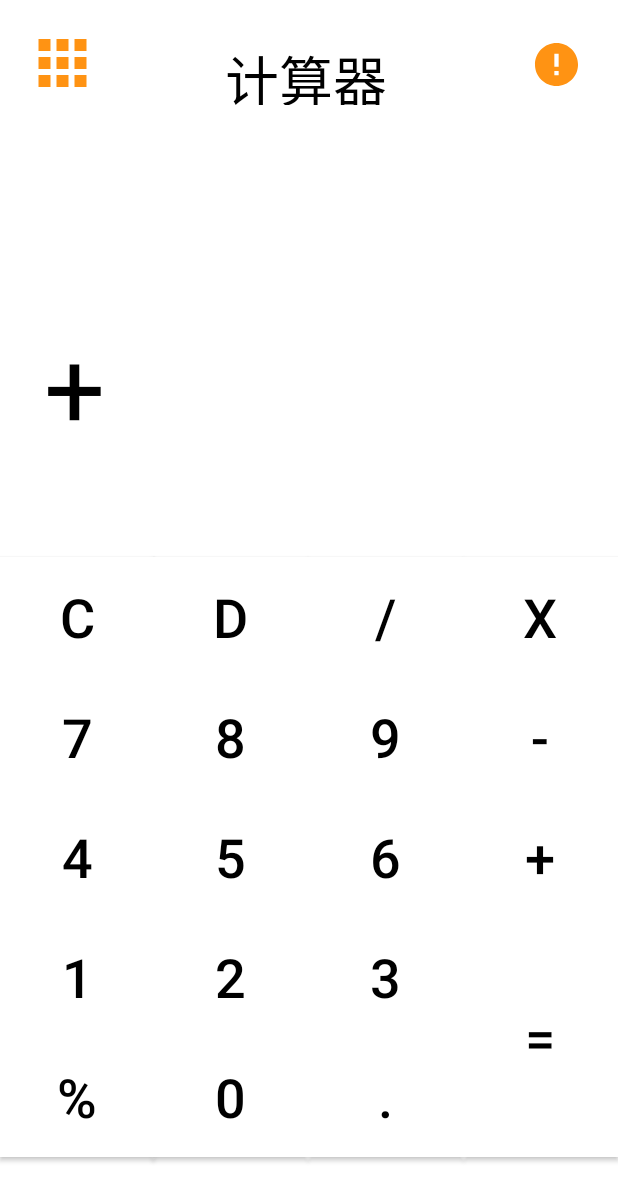
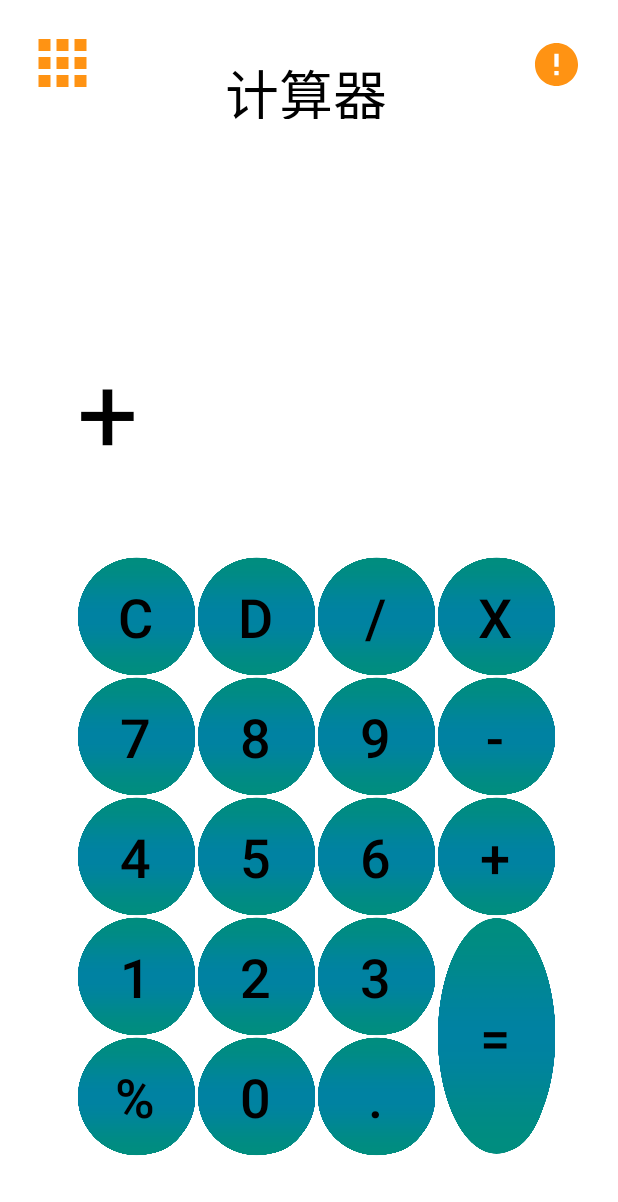
Before and after one commit to trueWangSyutung/A-simple-calculator-software, an Android app: the screen it shows after launch (MainActivity), on a phone screen of 412 x 824 dp. Shown: the top 1202 px of the screen. Run offline under Robolectric (Android 15) with nearby library versions, the phone set to English and light mode, and no system bars.

Commit message:
update 修改ui，增加震动反馈

```diff
--- a/build.gradle
+++ b/build.gradle
@@ -11,7 +11,7 @@ android {
         minSdkVersion 16
         targetSdkVersion 30
         versionCode 1
-        versionName "2.0.3"
+        versionName "2.0.4"
 
         testInstrumentationRunner "androidx.test.runner.AndroidJUnitRunner"
     }
--- a/src/main/java/com/example/myapplication/JinZhi.kt
+++ b/src/main/java/com/example/myapplication/JinZhi.kt
@@ -1,7 +1,9 @@
 package com.example.myapplication
 
+import android.app.Service
 import androidx.appcompat.app.AppCompatActivity
 import android.os.Bundle
+import android.os.Vibrator
 import android.text.Editable
 import android.text.TextWatcher
 import android.widget.Toast
@@ -14,7 +16,11 @@ class JinZhi : AppCompatActivity() {
     override fun onCreate(savedInstanceState: Bundle?) {
         super.onCreate(savedInstanceState)
         setContentView(R.layout.activity_jin_zhi)
+        val vibrator = getSystemService(Service.VIBRATOR_SERVICE) as Vibrator
+        val madas = longArrayOf(10,30)
         qingkong.setOnClickListener {
+            vibrator.vibrate(madas, -1)
+
             shijinzhi.setText("")
             bajinzhi.setText("")
             erjinzhi.setText("")
@@ -83,6 +89,8 @@ class JinZhi : AppCompatActivity() {
         })
 
         quren.setOnClickListener {
+            vibrator.vibrate(madas, -1)
+
             val bajinzhi1 = bajinzhi.text.toString()
             val erjinzhi1 = erjinzhi.text.toString()
             val shiliujinzhi1 =shiliujinzhi.text.toString()
--- a/src/main/java/com/example/myapplication/MainActivity.kt
+++ b/src/main/java/com/example/myapplication/MainActivity.kt
@@ -3,6 +3,7 @@ package com.example.myapplication
 import android.app.Service
 import android.content.Intent
 import android.content.res.Configuration
+import android.os.Build
 import android.os.Bundle
 import android.os.Vibrator
 import android.widget.Toast
@@ -14,6 +15,9 @@ class MainActivity : AppCompatActivity() {
     override fun onCreate(savedInstanceState: Bundle?) {
         super.onCreate(savedInstanceState)
         setContentView(R.layout.activity_main)
+        //当系统版本为4.4或者4.4以上时可以使用沉浸式状态栏
+
+
         var numxiao1=0.0
         var numxiao2=0.0
         var have_xiaoshudian=false
--- a/src/main/res/layout/activity_about.xml
+++ b/src/main/res/layout/activity_about.xml
@@ -4,6 +4,8 @@
     xmlns:tools="http://schemas.android.com/tools"
     android:layout_width="match_parent"
     android:background="@color/myColor"
+    android:fitsSystemWindows="true"
+    android:clipToPadding="true"
     android:layout_height="match_parent"
     tools:context="com.example.myapplication.About">
 
--- a/src/main/res/layout/activity_jin_zhi.xml
+++ b/src/main/res/layout/activity_jin_zhi.xml
@@ -4,6 +4,8 @@
     xmlns:tools="http://schemas.android.com/tools"
     android:layout_width="match_parent"
     android:layout_height="match_parent"
+    android:fitsSystemWindows="true"
+    android:clipToPadding="true"
     android:background="@color/myColor"
     tools:context="com.example.myapplication.JinZhi">
 
@@ -147,25 +149,25 @@
 
     <Button
         android:id="@+id/quren"
-        android:layout_width="108dp"
-        android:layout_height="59dp"
+        android:layout_width="80dp"
+        android:layout_height="80dp"
+        android:background="@mipmap/icon_button"
         android:text="转换"
+        android:textColor="@color/myWhite"
         app:layout_constraintBottom_toBottomOf="parent"
         app:layout_constraintEnd_toEndOf="parent"
-        app:layout_constraintHorizontal_bias="0.874"
-        android:background="@color/myColor"
-        android:textColor="@color/myWhite"
+        app:layout_constraintHorizontal_bias="0.851"
         app:layout_constraintStart_toStartOf="parent"
         app:layout_constraintTop_toTopOf="parent"
         app:layout_constraintVertical_bias="0.803" />
 
     <Button
         android:id="@+id/qingkong"
-        android:layout_width="107dp"
-        android:background="@color/myColor"
+        android:layout_width="80dp"
+        android:layout_height="80dp"
+        android:background="@mipmap/icon_button"
+        android:text="清空"
         android:textColor="@color/myWhite"
-        android:layout_height="58dp"
-        android:text="清空"
         app:layout_constraintBottom_toBottomOf="parent"
         app:layout_constraintEnd_toStartOf="@+id/quren"
         app:layout_constraintHorizontal_bias="0.81"
--- a/src/main/res/layout/activity_main.xml
+++ b/src/main/res/layout/activity_main.xml
@@ -6,30 +6,32 @@
     android:layout_width="match_parent"
     android:background="@color/myColor"
     android:layout_height="match_parent"
+    android:fitsSystemWindows="true"
+    android:clipToPadding="true"
     tools:context=".MainActivity">
 
     <Button
         android:id="@+id/numberx"
-        android:layout_width="103dp"
+        android:layout_width="80dp"
         android:layout_height="80dp"
-        android:background="@color/myColor"
+        android:background="@mipmap/icon_button"
+        android:text="X"
         android:textColor="@color/myWhite"
-        android:text="X"
 
         android:textSize="36sp"
         app:layout_constraintBottom_toBottomOf="parent"
         app:layout_constraintEnd_toEndOf="parent"
-        app:layout_constraintHorizontal_bias="1.0"
+        app:layout_constraintHorizontal_bias="0.873"
         app:layout_constraintStart_toStartOf="parent"
         app:layout_constraintTop_toTopOf="parent"
         app:layout_constraintVertical_bias="0.499" />
 
     <Button
         android:id="@+id/numberdian"
-        android:layout_width="103dp"
+        android:layout_width="80dp"
         android:layout_height="80dp"
+        android:background="@mipmap/icon_button"
         android:text="."
-        android:background="@color/myColor"
         android:textColor="@color/myWhite"
         android:textSize="36sp"
         app:layout_constraintBottom_toBottomOf="parent"
@@ -41,26 +43,26 @@
 
     <Button
         android:id="@+id/number1"
-        android:layout_width="103dp"
-        android:background="@color/myColor"
+        android:layout_width="80dp"
+        android:layout_height="80dp"
+        android:background="@mipmap/icon_button"
+        android:text="1"
         android:textColor="@color/myWhite"
-        android:layout_height="80dp"
-        android:text="1"
         android:textSize="36sp"
         app:layout_constraintBottom_toBottomOf="parent"
         app:layout_constraintEnd_toStartOf="@+id/number2"
-        app:layout_constraintHorizontal_bias="0.818"
+        app:layout_constraintHorizontal_bias="1.0"
         app:layout_constraintStart_toStartOf="parent"
         app:layout_constraintTop_toBottomOf="@+id/number4"
         app:layout_constraintVertical_bias="0.0" />
 
     <Button
         android:id="@+id/number3"
-        android:layout_width="103dp"
+        android:layout_width="80dp"
         android:layout_height="80dp"
-        android:background="@color/myColor"
+        android:background="@mipmap/icon_button"
+        android:text="3"
         android:textColor="@color/myWhite"
-        android:text="3"
         android:textSize="36sp"
         app:layout_constraintBottom_toBottomOf="parent"
         app:layout_constraintEnd_toStartOf="@+id/numberxdeng"
@@ -71,11 +73,11 @@
 
     <Button
         android:id="@+id/number0"
-        android:layout_width="103dp"
-        android:background="@color/myColor"
+        android:layout_width="80dp"
+        android:layout_height="80dp"
+        android:background="@mipmap/icon_button"
+        android:text="0"
         android:textColor="@color/myWhite"
-        android:layout_height="80dp"
-        android:text="0"
         android:textSize="36sp"
         app:layout_constraintBottom_toBottomOf="parent"
         app:layout_constraintEnd_toStartOf="@+id/numberdian"
@@ -86,11 +88,11 @@
 
     <Button
         android:id="@+id/number9"
-        android:layout_width="103dp"
-        android:background="@color/myColor"
+        android:layout_width="80dp"
+        android:layout_height="80dp"
+        android:background="@mipmap/icon_button"
+        android:text="9"
         android:textColor="@color/myWhite"
-        android:layout_height="80dp"
-        android:text="9"
         android:textSize="36sp"
         app:layout_constraintBottom_toBottomOf="parent"
         app:layout_constraintEnd_toStartOf="@+id/numberxJIAN"
@@ -102,10 +104,10 @@
 
     <Button
         android:id="@+id/number2"
-        android:layout_width="103dp"
+        android:layout_width="80dp"
         android:layout_height="80dp"
+        android:background="@mipmap/icon_button"
         android:text="2"
-        android:background="@color/myColor"
         android:textColor="@color/myWhite"
         android:textSize="36sp"
         app:layout_constraintBottom_toBottomOf="parent"
@@ -117,25 +119,25 @@
 
     <Button
         android:id="@+id/numberxJIAN"
-        android:layout_width="103dp"
-        android:background="@color/myColor"
+        android:layout_width="80dp"
+        android:layout_height="80dp"
+        android:background="@mipmap/icon_button"
+        android:text="-"
         android:textColor="@color/myWhite"
-        android:layout_height="80dp"
-        android:text="-"
         android:textSize="36sp"
         app:layout_constraintBottom_toBottomOf="parent"
         app:layout_constraintEnd_toEndOf="parent"
-        app:layout_constraintHorizontal_bias="1.0"
+        app:layout_constraintHorizontal_bias="0.873"
         app:layout_constraintStart_toStartOf="parent"
         app:layout_constraintTop_toBottomOf="@+id/numberx"
         app:layout_constraintVertical_bias="0.0" />
 
     <Button
         android:id="@+id/number6"
-        android:layout_width="103dp"
+        android:layout_width="80dp"
         android:layout_height="80dp"
+        android:background="@mipmap/icon_button"
         android:text="6"
-        android:background="@color/myColor"
         android:textColor="@color/myWhite"
         android:textSize="36sp"
         app:layout_constraintBottom_toBottomOf="parent"
@@ -147,10 +149,10 @@
 
     <Button
         android:id="@+id/number5"
-        android:layout_width="103dp"
+        android:layout_width="80dp"
         android:layout_height="80dp"
+        android:background="@mipmap/icon_button"
         android:text="5"
-        android:background="@color/myColor"
         android:textColor="@color/myWhite"
         android:textSize="36sp"
         app:layout_constraintBottom_toBottomOf="parent"
@@ -162,26 +164,26 @@
 
     <Button
         android:id="@+id/numberbaifen"
-        android:layout_width="103dp"
+        android:layout_width="80dp"
         android:layout_height="80dp"
-        android:background="@color/myColor"
+        android:background="@mipmap/icon_button"
+        android:text="%"
         android:textColor="@color/myWhite"
-        android:text="%"
         android:textSize="36sp"
         app:layout_constraintBottom_toBottomOf="parent"
         app:layout_constraintEnd_toStartOf="@+id/number0"
-        app:layout_constraintHorizontal_bias="0.818"
+        app:layout_constraintHorizontal_bias="1.0"
         app:layout_constraintStart_toStartOf="parent"
         app:layout_constraintTop_toBottomOf="@+id/number1"
         app:layout_constraintVertical_bias="0.0" />
 
     <Button
         android:id="@+id/numberdel"
-        android:layout_width="103dp"
+        android:layout_width="80dp"
         android:layout_height="80dp"
-        android:background="@color/myColor"
+        android:background="@mipmap/icon_button"
+        android:text="D"
         android:textColor="@color/myWhite"
-        android:text="D"
         android:textSize="36sp"
         app:layout_constraintBottom_toTopOf="@+id/number9"
         app:layout_constraintEnd_toStartOf="@+id/numberxchu"
@@ -192,57 +194,57 @@
 
     <Button
         android:id="@+id/numberc"
-        android:layout_width="103dp"
+        android:layout_width="80dp"
         android:layout_height="80dp"
-        android:background="@color/myColor"
+        android:background="@mipmap/icon_button"
         android:text="C"
         android:textColor="@color/myWhite"
         android:textSize="36sp"
         app:layout_constraintBottom_toTopOf="@+id/number8"
         app:layout_constraintEnd_toStartOf="@+id/numberdel"
 
-        app:layout_constraintHorizontal_bias="0.0"
+        app:layout_constraintHorizontal_bias="1.0"
         app:layout_constraintStart_toStartOf="parent"
         app:layout_constraintTop_toTopOf="parent"
         app:layout_constraintVertical_bias="1.0" />
 
     <Button
         android:id="@+id/numberxdeng"
-        android:layout_width="103dp"
+        android:layout_width="80dp"
         android:layout_height="160dp"
-        android:background="@color/myColor"
+        android:background="@mipmap/icon_button"
+        android:text="="
         android:textColor="@color/myWhite"
-        android:text="="
         android:textSize="36sp"
         app:layout_constraintBottom_toBottomOf="parent"
         app:layout_constraintEnd_toEndOf="parent"
-        app:layout_constraintHorizontal_bias="1.0"
+        app:layout_constraintHorizontal_bias="0.873"
         app:layout_constraintStart_toStartOf="parent"
         app:layout_constraintTop_toBottomOf="@+id/numberxJIA"
         app:layout_constraintVertical_bias="0.0" />
 
     <Button
         android:id="@+id/numberxJIA"
-        android:layout_width="103dp"
-        android:background="@color/myColor"
+        android:layout_width="80dp"
+        android:layout_height="80dp"
+        android:background="@mipmap/icon_button"
+        android:text="+"
         android:textColor="@color/myWhite"
-        android:layout_height="80dp"
-        android:text="+"
         android:textSize="36sp"
         app:layout_constraintBottom_toBottomOf="parent"
         app:layout_constraintEnd_toEndOf="parent"
-        app:layout_constraintHorizontal_bias="1.0"
+        app:layout_constraintHorizontal_bias="0.873"
         app:layout_constraintStart_toStartOf="parent"
         app:layout_constraintTop_toBottomOf="@+id/numberxJIAN"
         app:layout_constraintVertical_bias="0.0" />
 
     <Button
         android:id="@+id/number8"
-        android:layout_width="103dp"
-        android:background="@color/myColor"
+        android:layout_width="80dp"
+        android:layout_height="80dp"
+        android:background="@mipmap/icon_button"
+        android:text="8"
         android:textColor="@color/myWhite"
-        android:layout_height="80dp"
-        android:text="8"
         android:textSize="36sp"
         app:layout_constraintBottom_toBottomOf="parent"
         app:layout_constraintEnd_toStartOf="@+id/number9"
@@ -253,42 +255,42 @@
 
     <Button
         android:id="@+id/number4"
-        android:layout_width="103dp"
+        android:layout_width="80dp"
         android:layout_height="80dp"
+        android:background="@mipmap/icon_button"
         android:text="4"
-        android:background="@color/myColor"
         android:textColor="@color/myWhite"
         android:textSize="36sp"
         app:layout_constraintBottom_toBottomOf="parent"
         app:layout_constraintEnd_toStartOf="@+id/number5"
-        app:layout_constraintHorizontal_bias="0.818"
+        app:layout_constraintHorizontal_bias="1.0"
         app:layout_constraintStart_toStartOf="parent"
         app:layout_constraintTop_toBottomOf="@+id/number7"
         app:layout_constraintVertical_bias="0.0" />
 
     <Button
         android:id="@+id/number7"
-        android:layout_width="103dp"
+        android:layout_width="80dp"
         android:layout_height="80dp"
-        android:background="@color/myColor"
+        android:background="@mipmap/icon_button"
+        android:text="7"
         android:textColor="@color/myWhite"
-        android:text="7"
         android:textSize="36sp"
         app:layout_constraintBottom_toBottomOf="parent"
         app:layout_constraintEnd_toStartOf="@+id/number8"
-        app:layout_constraintHorizontal_bias="0.818"
+        app:layout_constraintHorizontal_bias="1.0"
         app:layout_constraintStart_toStartOf="parent"
         app:layout_constraintTop_toBottomOf="@+id/numberc"
         app:layout_constraintVertical_bias="0.0" />
 
     <Button
         android:id="@+id/numberxchu"
-        android:layout_width="103dp"
+        android:layout_width="80dp"
         android:layout_height="80dp"
+        android:background="@mipmap/icon_button"
         android:text="/"
+        android:textColor="@color/myWhite"
         android:textSize="36sp"
-        android:background="@color/myColor"
-        android:textColor="@color/myWhite"
         app:layout_constraintBottom_toBottomOf="parent"
         app:layout_constraintEnd_toStartOf="@+id/numberx"
         app:layout_constraintHorizontal_bias="1.0"
@@ -298,23 +300,23 @@
 
     <TextView
         android:id="@+id/input"
-        android:layout_width="360dp"
-        android:layout_height="95dp"
+        android:layout_width="320dp"
+        android:layout_height="77dp"
         android:background="@color/myColor"
         android:gravity="right"
         android:textColor="@color/myWhite"
         android:textSize="48sp"
         app:layout_constraintBottom_toBottomOf="parent"
         app:layout_constraintEnd_toEndOf="parent"
-        app:layout_constraintHorizontal_bias="0.562"
+        app:layout_constraintHorizontal_bias="0.56"
         app:layout_constraintStart_toStartOf="parent"
         app:layout_constraintTop_toBottomOf="@+id/gongshi"
         app:layout_constraintVertical_bias="0.0" />
 
     <TextView
         android:id="@+id/gongshi"
-        android:layout_width="371dp"
-        android:layout_height="115dp"
+        android:layout_width="344dp"
+        android:layout_height="114dp"
         android:background="@color/myColor"
         android:gravity="right"
         android:textAllCaps="false"
@@ -325,10 +327,10 @@
         android:verticalScrollbarPosition="defaultPosition"
         app:layout_constraintBottom_toBottomOf="parent"
         app:layout_constraintEnd_toEndOf="parent"
-        app:layout_constraintHorizontal_bias="0.464"
+        app:layout_constraintHorizontal_bias="0.492"
         app:layout_constraintStart_toStartOf="parent"
         app:layout_constraintTop_toTopOf="parent"
-        app:layout_constraintVertical_bias="0.132" />
+        app:layout_constraintVertical_bias="0.157" />
 
     <ImageView
         android:id="@+id/imageView3"
@@ -358,8 +360,8 @@
 
     <TextView
         android:id="@+id/fuhao1"
-        android:layout_width="40dp"
-        android:layout_height="105dp"
+        android:layout_width="41dp"
+        android:layout_height="92dp"
         android:background="@color/myColor"
         android:text="+"
         android:textColor="@color/myWhite"
--- a/src/main/res/layout/activity_more.xml
+++ b/src/main/res/layout/activity_more.xml
@@ -5,6 +5,8 @@
     android:layout_width="match_parent"
     android:background="@color/myColor"
     android:layout_height="match_parent"
+    android:fitsSystemWindows="true"
+    android:clipToPadding="true"
     tools:context="com.example.myapplication.More">
 
     <ImageButton
@@ -24,16 +26,16 @@
     <TextView
         android:id="@+id/textView5"
         android:layout_width="64dp"
+        android:layout_height="21dp"
         android:background="@color/myColor"
+        android:text="进制转换"
         android:textColor="@color/myWhite"
-        android:layout_height="21dp"
-        android:text="进制转换"
         app:layout_constraintBottom_toBottomOf="parent"
         app:layout_constraintEnd_toEndOf="parent"
         app:layout_constraintHorizontal_bias="0.155"
         app:layout_constraintStart_toStartOf="parent"
         app:layout_constraintTop_toTopOf="parent"
-        app:layout_constraintVertical_bias="0.192" />
+        app:layout_constraintVertical_bias="0.214" />
 
     <TextView
         android:id="@+id/jqqd"
--- a/src/main/res/values/colors.xml
+++ b/src/main/res/values/colors.xml
@@ -5,4 +5,6 @@
     <color name="colorAccent">#03DAC5</color>
     <color name="myWhite">#000000</color>
     <color name="myColor">#FFFFFF</color>
+
+    <color name="ceshi">#FFFFFF00</color>
 </resources>
```
Also changed, not shown: src/main/res/mipmap-mdpi/icon_button.png (added), 1 other file.
